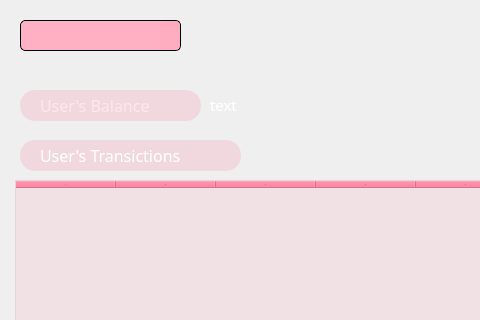
First picture: the form in m7fazty/view_users_dialog.ui, repository Roro-2004/m7fazty, before the edit; both pictures show x 0 to 480 and y 0 to 320 of the 741 by 532 pixel window.
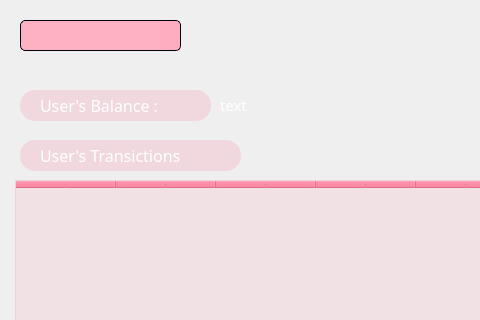
Second picture: the form after the edit. Icons and pictures are not drawn.

Patch:
```diff
--- a/m7fazty/view_users_dialog.ui
+++ b/m7fazty/view_users_dialog.ui
@@ -66,7 +66,7 @@
   <widget class="QLabel" name="label_5">
    <property name="geometry">
     <rect>
-     <x>210</x>
+     <x>220</x>
      <y>95</y>
      <width>41</width>
      <height>20</height>
@@ -510,7 +510,7 @@
     <rect>
      <x>40</x>
      <y>90</y>
-     <width>151</width>
+     <width>161</width>
      <height>31</height>
     </rect>
    </property>
@@ -566,7 +566,7 @@
     </font>
    </property>
    <property name="text">
-    <string>User's Balance</string>
+    <string>User's Balance : </string>
    </property>
   </widget>
   <widget class="QPushButton" name="pushButton_3">
@@ -574,7 +574,7 @@
     <rect>
      <x>20</x>
      <y>90</y>
-     <width>181</width>
+     <width>191</width>
      <height>31</height>
     </rect>
    </property>
@@ -678,10 +678,10 @@
   <zorder>label_3</zorder>
   <zorder>comboBox</zorder>
   <zorder>transTable</zorder>
-  <zorder>label_4</zorder>
   <zorder>pushButton_3</zorder>
   <zorder>pushButton_4</zorder>
   <zorder>label_7</zorder>
+  <zorder>label_4</zorder>
  </widget>
  <resources/>
  <connections/>
```
